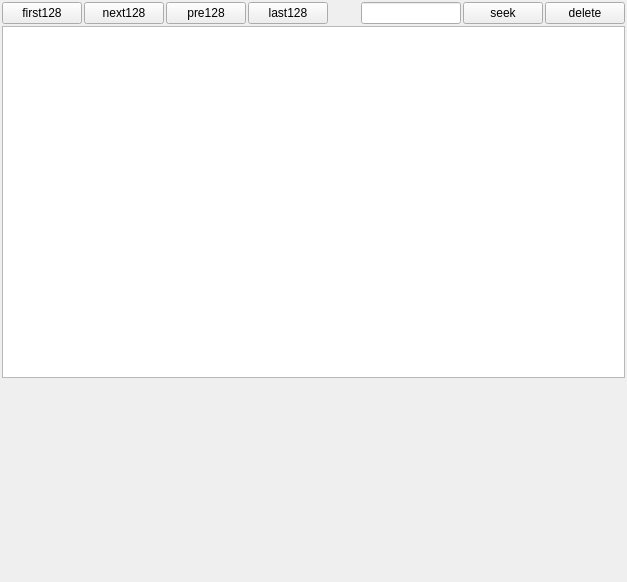
First picture: the form in datafeed/ui/barform.ui, repository xclxxl414/bftrader, before the edit.
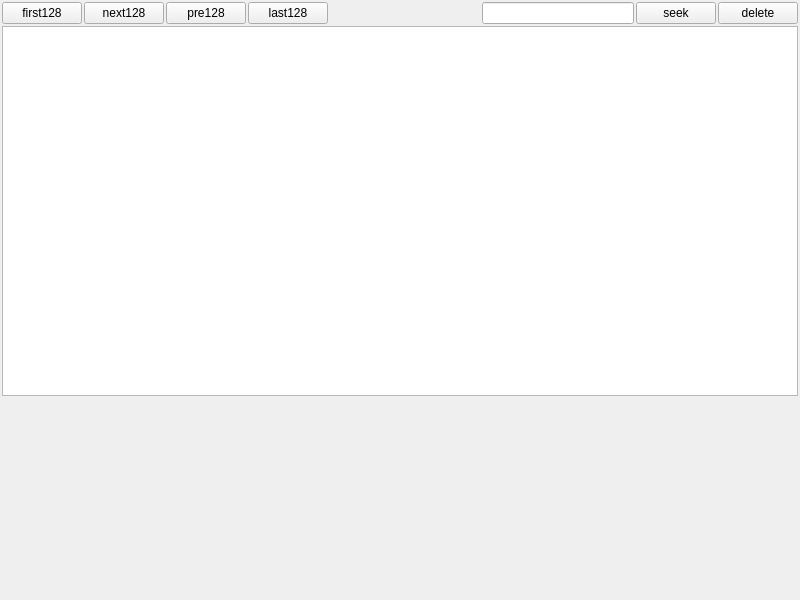
Second picture: the form after the edit. Custom widgets are drawn as their Qt base class.

Diff of the .ui file:
```diff
--- a/datafeed/ui/barform.ui
+++ b/datafeed/ui/barform.ui
@@ -6,8 +6,8 @@
    <rect>
     <x>0</x>
     <y>0</y>
-    <width>627</width>
-    <height>582</height>
+    <width>800</width>
+    <height>600</height>
    </rect>
   </property>
   <property name="windowTitle">
```
